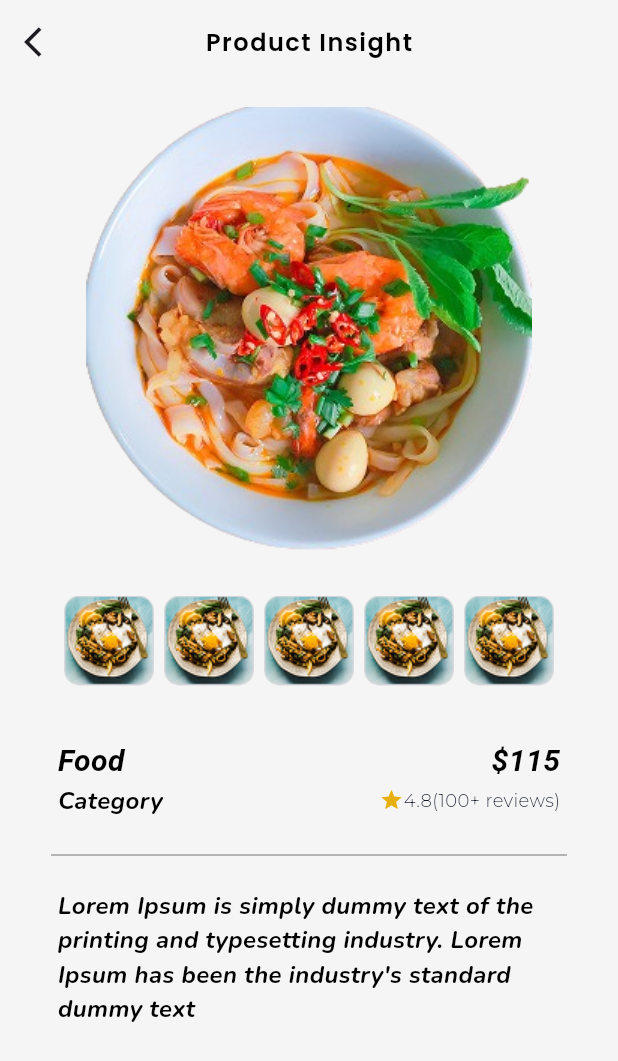
After one commit to codeedexprojects/fastbag_vendor_flutter, a Flutter app: the ProductDetailScreen screen opened directly, on a phone screen of 412 x 824 dp. The commit adds this screen. Shown: the top 1061 px of the screen. Run offline on Flutter 3.47's test engine with Material 3 defaults, Android fonts, the phone set to English and light mode, and no system bars; our stand-ins replace dio, file_picker, flutter_svg, google_fonts, shared_preferences; missing offline and left inert: dart:ffi, flutter_svprogresshud; accounts and stored records are empty; network calls fail; Roboto replaces fonts that are missing (Inder).

Commit message:
Product screen add

```diff
--- a/lib/Commons/fonts.dart
+++ b/lib/Commons/fonts.dart
@@ -74,7 +74,16 @@ TextStyle normalFont4(
       color: color,
       fontStyle: FontStyle.italic);
 }
-
+TextStyle normalFont5(
+    {required double fontsize,
+      required FontWeight fontweight,
+      required Color color}) {
+  return GoogleFonts.inder(
+      fontSize: fontsize,
+      fontWeight: FontWeight.bold,
+      color: color,
+      fontStyle: FontStyle.italic);
+}
 TextStyle homeFont(
     {required double fontsize,
     required FontWeight fontweight,
--- a/lib/Features/Dashboard/view/salesinsight_screen.dart
+++ b/lib/Features/Dashboard/view/salesinsight_screen.dart
@@ -18,7 +18,7 @@ class SalesinsightScreen extends StatelessWidget {
             },
             icon: Icon(Icons.arrow_back_ios)),
         title: Text(
-          'Product Insight',
+          'Sales Insight',
           style: mainFont(
               fontsize: 16, fontweight: FontWeight.w600, color: FbColors.black),
         ),
--- /dev/null
+++ b/lib/Features/Products/View/product_detail_screen.dart
@@ -0,0 +1,116 @@
+import 'package:flutter/material.dart';
+import 'package:google_fonts/google_fonts.dart';
+
+import '../../../Commons/colors.dart';
+import '../../../Commons/fonts.dart';
+
+class ProductDetailScreen extends StatelessWidget {
+  const ProductDetailScreen({Key? key}) : super(key: key);
+
+  @override
+  Widget build(BuildContext context) {
+    return Scaffold(
+      appBar: AppBar(
+        backgroundColor: FbColors.backgroundcolor,
+        centerTitle: true,
+        leading: IconButton(
+            onPressed: () {
+              Navigator.pop(context);
+            },
+            icon: Icon(Icons.arrow_back_ios)),
+        title: Text(
+          'Product Insight',
+          style: mainFont(
+              fontsize: 16, fontweight: FontWeight.w600, color: FbColors.black),
+        ),
+      ),
+      body: SingleChildScrollView(
+        child: Column(
+          mainAxisAlignment: MainAxisAlignment.center,
+          crossAxisAlignment: CrossAxisAlignment.center,
+          children: [
+            Padding(
+              padding: const EdgeInsets.only(top:11),
+              child: Center(child: Image.asset('assets/Images/image_5-removebg-preview.png',height:305.22,width: 336,)),
+            ),
+            SizedBox(height: 24.78,),
+            Container(
+                height: 60,
+                width: 340,
+              child:Row(
+                mainAxisAlignment: MainAxisAlignment.spaceEvenly,
+                children: [
+                  productDifferntimage('assets/Images/Rectangle 2193.png'),
+                  productDifferntimage('assets/Images/Rectangle 2193.png'),
+                  productDifferntimage('assets/Images/Rectangle 2193.png'),
+                  productDifferntimage('assets/Images/Rectangle 2193.png'),
+                  productDifferntimage('assets/Images/Rectangle 2193.png'),
+                ],
+              ),
+            ),
+            SizedBox(height: 36,),
+            Container(
+              height: 52,
+              width: 335,
+              child: Column(
+                children: [
+                  Row(
+                    mainAxisAlignment: MainAxisAlignment.spaceBetween,
+                    children: [
+                      Text('Food',style: normalFont5(fontsize: 20, fontweight: FontWeight.w400, color: FbColors.black),),
+                      Text('\$115',style: normalFont5(fontsize: 20, fontweight: FontWeight.w400, color: FbColors.black),),
+                    ],
+                  ),
+                  Row(
+                    mainAxisAlignment: MainAxisAlignment.spaceBetween,
+                    children: [
+                      Text('Category',style: normalFont4(fontsize: 16, fontweight: FontWeight.w400, color: FbColors.black),),
+                      Row(
+                        children: [
+                          Icon(Icons.star,size: 16,color: Color.fromRGBO(231, 176, 8, 1),),
+                          Text('4.8(100+ reviews)',style: GoogleFonts.montserrat(fontSize: 12,fontWeight: FontWeight.w300,color: Color.fromRGBO(17, 24, 39, 1)),),
+                        ],
+                      )
+                    ],
+                  )
+                ],
+              ),
+            ),
+            SizedBox(height: 17,),
+            Divider(
+              color: Colors.grey,
+              thickness: 1,
+              indent : 34,
+              endIndent : 34
+            ),
+            SizedBox(height: 14,),
+            Padding(
+              padding: const EdgeInsets.only(left: 10,right: 10),
+              child: Container(
+
+                width: 335,
+                // color: Colors.black,
+                child: Column(
+
+                  children: [
+                    Text(textAlign: TextAlign.start,
+                        'Lorem Ipsum is simply dummy text of the printing and typesetting industry. Lorem Ipsum has been the industry\'s standard dummy text',
+                    style: normalFont4(fontsize: 16, fontweight: FontWeight.w400, color: FbColors.black),),
+                    // Align(alignment:Alignment.centerLeft,
+                    //   child: GestureDetector(
+                    //       child: Text('Read More',style: normalFont4(fontsize: 14, fontweight: FontWeight.w700, color: FbColors.black),)),
+                    // )
+                  ],
+                ),
+              ),
+            ),
+          ],
+        ),
+      ),
+    );
+  }
+  Widget productDifferntimage(String path){
+    return ClipRRect(borderRadius: BorderRadius.all(Radius.circular(10)),
+        child: Image.asset(path,height: 60,width: 60,));
+  }
+}
--- a/pubspec.yaml
+++ b/pubspec.yaml
@@ -70,6 +70,7 @@ flutter:
   assets:
     - assets/Images/
     - assets/icons/
+    - assets/profileicon/
 
   # An image asset can refer to one or more resolution-specific "variants", see
   # https://flutter.dev/to/resolution-aware-images
```
Also changed, not shown: lib/Features/Dashboard/view/productinsight_screen.dart (+7 -4 lines), lib/Features/Products/View/list_products_screen.dart (+6 -1 lines), lib/Features/Profile/View/profile_screen.dart (+5 -5 lines), lib/Features/Profile/View/settings.dart (+12 -5 lines), assets/Images/Rectangle 2193.png (added), assets/Images/image_5-removebg-preview.png (added), assets/profileicon/logout.png (added), assets/profileicon/notification.png (added), assets/profileicon/setting-2.png (added), assets/profileicon/shop (1).png (added), assets/profileicon/wallet-3.png (added), 2 other files.
